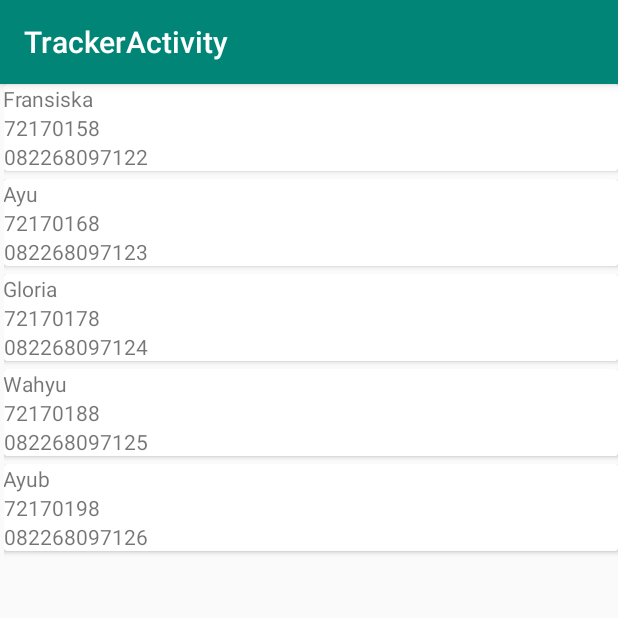
After one commit to fransiska28/Progmobb2020, an Android app: the CardActivity screen opened directly, with no data from a screen before it, on a phone screen of 412 x 824 dp, the top half of it. The commit adds this screen. Run offline under Robolectric (Android 15) with nearby library versions, the phone set to English and light mode, and no system bars.

Commit message:
Tugas3_cardView

```diff
--- a/app/src/main/AndroidManifest.xml
+++ b/app/src/main/AndroidManifest.xml
@@ -9,7 +9,8 @@
         android:roundIcon="@mipmap/ic_launcher_round"
         android:supportsRtl="true"
         android:theme="@style/AppTheme">
-        <activity android:name=".Pertemuan2.RecyclerActivity"></activity>
+        <activity android:name=".Pertemuan2.CardActivity"></activity>
+        <activity android:name=".Pertemuan2.RecyclerActivity" />
         <activity android:name=".Pertemuan2.ListActivity" />
         <activity android:name=".HelpActivity" />
         <activity android:name=".MainActivity">
--- /dev/null
+++ b/app/src/main/java/com/e/trackeractivity/Adapter/MahasiswaCardAdapter.java
@@ -0,0 +1,68 @@
+package com.e.trackeractivity.Adapter;
+
+import android.content.Context;
+import android.view.LayoutInflater;
+import android.view.View;
+import android.view.ViewGroup;
+import android.widget.TextView;
+
+import androidx.annotation.NonNull;
+import androidx.recyclerview.widget.RecyclerView;
+
+import com.e.trackeractivity.Model.Mahasiswa;
+import com.e.trackeractivity.R;
+
+import java.util.ArrayList;
+import java.util.List;
+
+public class MahasiswaCardAdapter extends RecyclerView.Adapter<MahasiswaCardAdapter.ViewHolder> {
+    private Context context;
+    private List<Mahasiswa> mahasiswaList;
+
+
+    public MahasiswaCardAdapter(Context context) {
+        this.context = context;
+        mahasiswaList = new ArrayList<>();
+    }
+
+    public List<Mahasiswa> getMahasiswaList() {
+        return mahasiswaList;
+    }
+
+    public void setMahasiswaList(List<Mahasiswa> mahasiswaList) {
+        this.mahasiswaList = mahasiswaList;
+        notifyDataSetChanged();
+    }
+
+    @NonNull
+    @Override
+    public MahasiswaCardAdapter.ViewHolder onCreateViewHolder(@NonNull ViewGroup parent, int viewType) {
+        View v = LayoutInflater.from(context).inflate(R.layout.item_list_cardview,parent,false);
+        return new MahasiswaCardAdapter.ViewHolder(v);
+    }
+
+    @Override
+    public void onBindViewHolder(@NonNull MahasiswaCardAdapter.ViewHolder holder, int position) {
+        Mahasiswa m = mahasiswaList.get(position);
+
+        holder.tvNama.setText(m.getNama());
+        holder.tvNim.setText(m.getNim());
+        holder.tvNoTelp.setText(m.getNotelp());
+    }
+
+    @Override
+    public int getItemCount() {
+        return mahasiswaList.size();
+    }
+
+    public class ViewHolder extends RecyclerView.ViewHolder {
+        private TextView tvNama, tvNim, tvNoTelp;
+
+        public ViewHolder(@NonNull View itemView) {
+            super(itemView);
+            tvNama = itemView.findViewById(R.id.tvNama);
+            tvNim = itemView.findViewById(R.id.tvNim);
+            tvNoTelp = itemView.findViewById(R.id.tvNoTelp);
+        }
+    }
+}
--- a/app/src/main/java/com/e/trackeractivity/Model/Mahasiswa.java
+++ b/app/src/main/java/com/e/trackeractivity/Model/Mahasiswa.java
@@ -16,6 +16,7 @@ public class Mahasiswa {
     }
 
     public void setNama(String nama) {
+
         this.nama = nama;
     }
 
@@ -24,6 +25,7 @@ public class Mahasiswa {
     }
 
     public void setNim(String nim) {
+
         this.nim = nim;
     }
 
--- /dev/null
+++ b/app/src/main/java/com/e/trackeractivity/Pertemuan2/CardActivity.java
@@ -0,0 +1,48 @@
+package com.e.trackeractivity.Pertemuan2;
+
+import androidx.appcompat.app.AppCompatActivity;
+import androidx.recyclerview.widget.LinearLayoutManager;
+import androidx.recyclerview.widget.RecyclerView;
+
+import android.os.Bundle;
+
+import com.e.trackeractivity.Adapter.MahasiswaCardAdapter;
+import com.e.trackeractivity.Model.Mahasiswa;
+import com.e.trackeractivity.R;
+
+import java.util.ArrayList;
+import java.util.List;
+
+public class CardActivity extends AppCompatActivity {
+
+    @Override
+    protected void onCreate(Bundle savedInstanceState) {
+        super.onCreate(savedInstanceState);
+        setContentView(R.layout.activity_card);
+
+        RecyclerView rv = (RecyclerView)findViewById(R.id.rvLatihan);
+        MahasiswaCardAdapter mahasiswaCardAdapter;
+
+        //data dummy
+        List<Mahasiswa> mahasiswaList = new ArrayList<Mahasiswa>();
+
+        //generate data mahasiswa
+        Mahasiswa m1 = new Mahasiswa("Fransiska", "72170158", "082268097122");
+        Mahasiswa m2 = new Mahasiswa("Ayu", "72170168", "082268097123");
+        Mahasiswa m3 = new Mahasiswa("Gloria", "72170178", "082268097124");
+        Mahasiswa m4 = new Mahasiswa("Wahyu", "72170188", "082268097125");
+        Mahasiswa m5 = new Mahasiswa("Ayub", "72170198", "082268097126");
+
+        mahasiswaList.add(m1);
+        mahasiswaList.add(m2);
+        mahasiswaList.add(m3);
+        mahasiswaList.add(m4);
+        mahasiswaList.add(m5);
+
+        mahasiswaCardAdapter = new MahasiswaCardAdapter(CardActivity.this);
+        mahasiswaCardAdapter.setMahasiswaList(mahasiswaList);
+
+        rv.setLayoutManager(new LinearLayoutManager(CardActivity.this));
+        rv.setAdapter(mahasiswaCardAdapter);
+    }
+}
--- /dev/null
+++ b/app/src/main/res/layout/activity_card.xml
@@ -0,0 +1,19 @@
+<?xml version="1.0" encoding="utf-8"?>
+<androidx.constraintlayout.widget.ConstraintLayout xmlns:android="http://schemas.android.com/apk/res/android"
+    xmlns:app="http://schemas.android.com/apk/res-auto"
+    xmlns:tools="http://schemas.android.com/tools"
+    android:layout_width="match_parent"
+    android:layout_height="wrap_content"
+    tools:context=".Pertemuan2.RecyclerActivity">
+
+    <androidx.recyclerview.widget.RecyclerView
+        android:id="@+id/rvLatihan"
+        android:layout_width="409dp"
+        android:layout_height="wrap_content"
+        app:layout_constraintBottom_toBottomOf="parent"
+        app:layout_constraintEnd_toEndOf="parent"
+        app:layout_constraintHorizontal_bias="1.0"
+        app:layout_constraintStart_toStartOf="parent"
+        app:layout_constraintTop_toTopOf="parent"
+        app:layout_constraintVertical_bias="0.0" />
+</androidx.constraintlayout.widget.ConstraintLayout>
```
Also changed, not shown: app/src/main/java/com/e/trackeractivity/MainActivity.java (+8 -0 lines), app/src/main/res/layout/cardview_test_activity.xml (deleted, +0 -48 lines).
